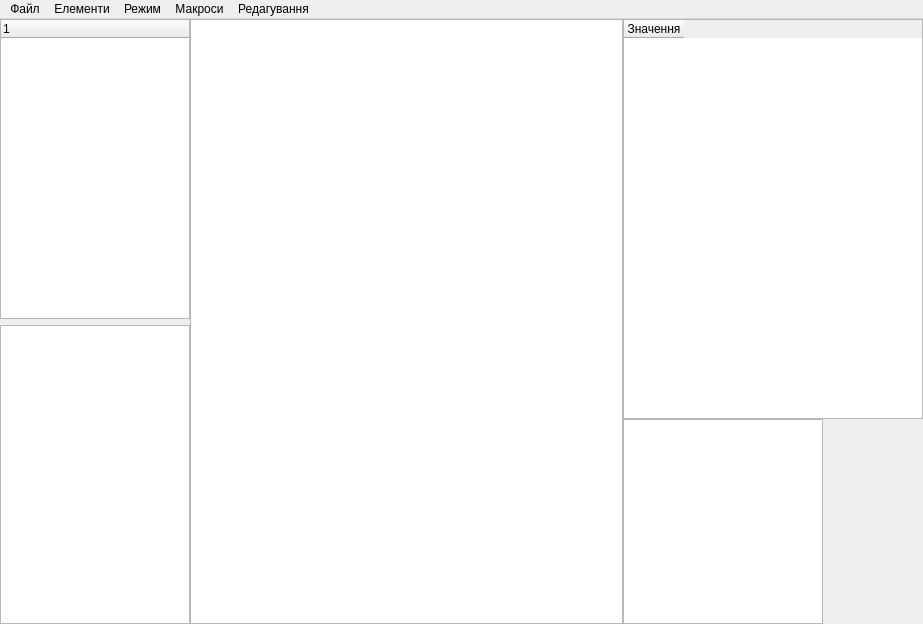
First picture: the form in mainwindow.ui, repository nazarlamer/Painting, before the edit.
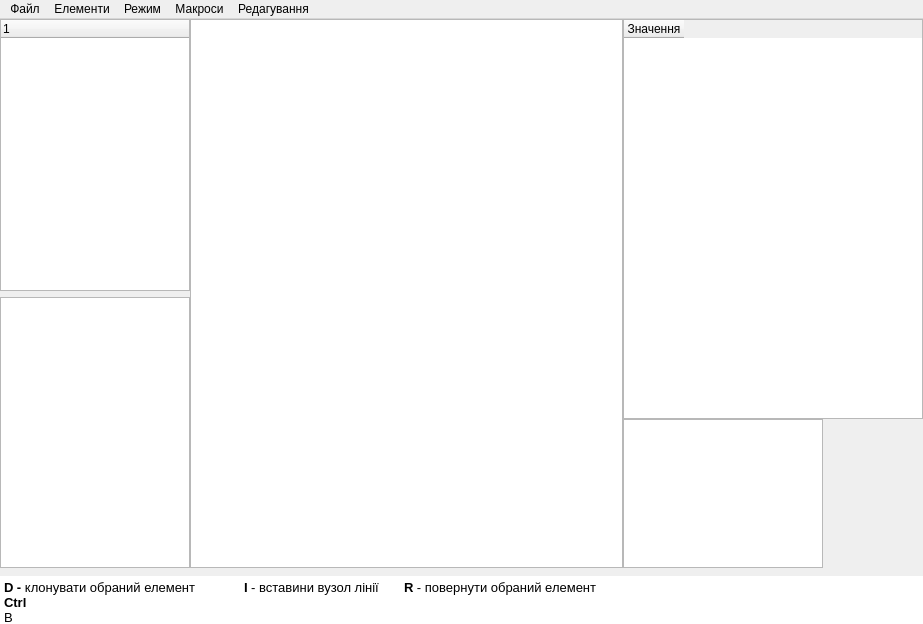
Second picture: the form after the edit. Custom widgets are drawn as their Qt base class.

Commit message: Додавання підказки внизу

Patch:
```diff
--- a/mainwindow.ui
+++ b/mainwindow.ui
@@ -188,6 +188,52 @@
         </item>
        </layout>
       </item>
+      <item>
+       <widget class="QTextBrowser" name="textBrowser">
+        <property name="minimumSize">
+         <size>
+          <width>0</width>
+          <height>56</height>
+         </size>
+        </property>
+        <property name="maximumSize">
+         <size>
+          <width>16777215</width>
+          <height>40</height>
+         </size>
+        </property>
+        <property name="frameShape">
+         <enum>QFrame::NoFrame</enum>
+        </property>
+        <property name="frameShadow">
+         <enum>QFrame::Plain</enum>
+        </property>
+        <property name="lineWidth">
+         <number>0</number>
+        </property>
+        <property name="midLineWidth">
+         <number>0</number>
+        </property>
+        <property name="documentTitle">
+         <string/>
+        </property>
+        <property name="html">
+         <string>&lt;!DOCTYPE HTML PUBLIC &quot;-//W3C//DTD HTML 4.0//EN&quot; &quot;http://www.w3.org/TR/REC-html40/strict.dtd&quot;&gt;
+&lt;html&gt;&lt;head&gt;&lt;meta name=&quot;qrichtext&quot; content=&quot;1&quot; /&gt;&lt;style type=&quot;text/css&quot;&gt;
+p, li { white-space: pre-wrap; }
+&lt;/style&gt;&lt;/head&gt;&lt;body style=&quot; font-family:'MS Shell Dlg 2'; font-size:8.25pt; font-weight:400; font-style:normal;&quot;&gt;
+&lt;p style=&quot; margin-top:0px; margin-bottom:0px; margin-left:0px; margin-right:0px; -qt-block-indent:0; text-indent:0px;&quot;&gt;&lt;span style=&quot; font-size:10pt; font-weight:600;&quot;&gt;D - &lt;/span&gt;&lt;span style=&quot; font-size:10pt;&quot;&gt;клонувати обраний елемент	&lt;/span&gt;&lt;span style=&quot; font-size:10pt; font-weight:600;&quot;&gt;I&lt;/span&gt;&lt;span style=&quot; font-size:10pt;&quot;&gt; - вставини вузол лінії	&lt;/span&gt;&lt;span style=&quot; font-size:10pt; font-weight:600;&quot;&gt;R&lt;/span&gt;&lt;span style=&quot; font-size:10pt;&quot;&gt; - повернути обраний елемент&lt;/span&gt;&lt;/p&gt;
+&lt;p style=&quot; margin-top:0px; margin-bottom:0px; margin-left:0px; margin-right:0px; -qt-block-indent:0; text-indent:0px;&quot;&gt;&lt;span style=&quot; font-size:10pt; font-weight:600;&quot;&gt;Ctrl	&lt;/span&gt;&lt;/p&gt;
+&lt;p style=&quot; margin-top:0px; margin-bottom:0px; margin-left:0px; margin-right:0px; -qt-block-indent:0; text-indent:0px;&quot;&gt;&lt;span style=&quot; font-size:10pt;&quot;&gt;B&lt;/span&gt;&lt;/p&gt;&lt;/body&gt;&lt;/html&gt;</string>
+        </property>
+        <property name="acceptRichText">
+         <bool>true</bool>
+        </property>
+        <property name="openLinks">
+         <bool>false</bool>
+        </property>
+       </widget>
+      </item>
      </layout>
     </item>
    </layout>
```
